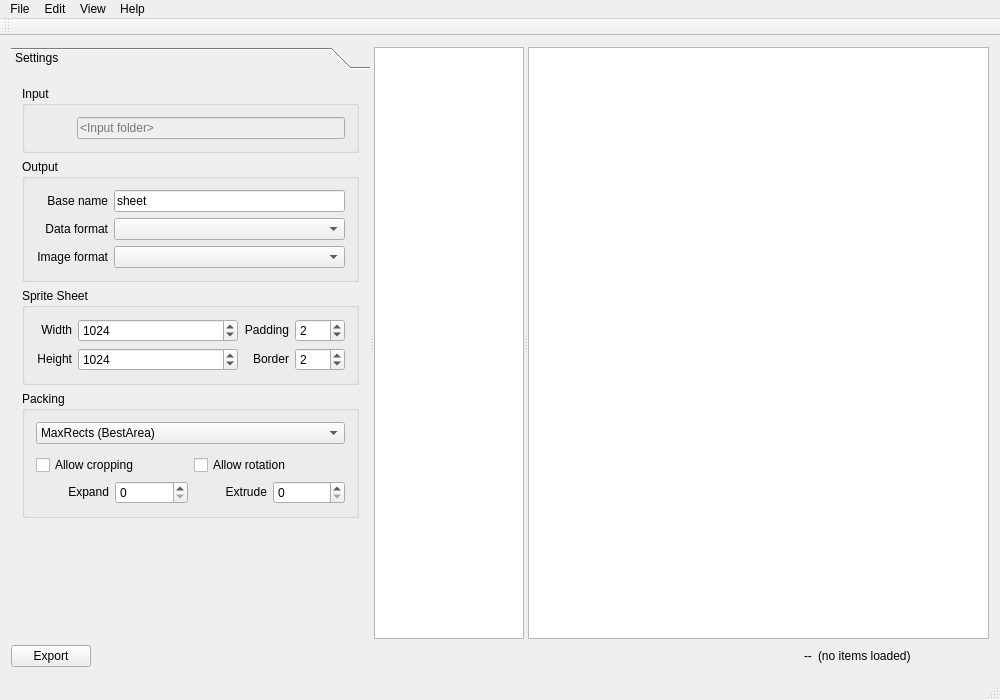
Qt form mainwindow.ui (bazgt/SpriteBuncher) before a commit.
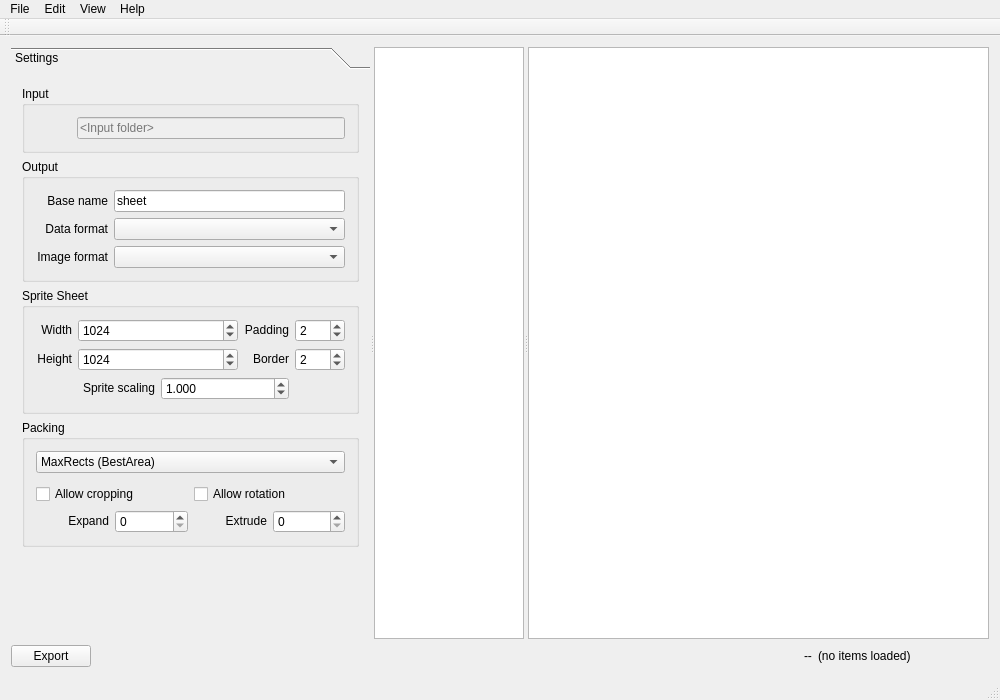
The same form after that commit. Icons and pictures are not drawn.

Commit message:
Added sprite scaling.
Similar to sprite expanding, it scales the pixmap just before packing.

Patch:
```diff
--- a/mainwindow.ui
+++ b/mainwindow.ui
@@ -39,7 +39,7 @@
           <x>0</x>
           <y>0</y>
           <width>296</width>
-          <height>523</height>
+          <height>525</height>
          </rect>
         </property>
         <attribute name="label">
@@ -185,7 +185,7 @@
               </property>
              </widget>
             </item>
-            <item row="0" column="1">
+            <item row="0" column="1" colspan="2">
              <widget class="QSpinBox" name="widthSpinBox">
               <property name="sizePolicy">
                <sizepolicy hsizetype="Minimum" vsizetype="Fixed">
@@ -204,7 +204,7 @@
               </property>
              </widget>
             </item>
-            <item row="0" column="2">
+            <item row="0" column="3">
              <widget class="QLabel" name="label_2">
               <property name="toolTip">
                <string>&lt;html&gt;&lt;head/&gt;&lt;body&gt;&lt;p&gt;Pixel gap between sprites&lt;/p&gt;&lt;/body&gt;&lt;/html&gt;</string>
@@ -214,7 +214,7 @@
               </property>
              </widget>
             </item>
-            <item row="0" column="3">
+            <item row="0" column="4">
              <widget class="QSpinBox" name="paddingSpinBox">
               <property name="sizePolicy">
                <sizepolicy hsizetype="Minimum" vsizetype="Fixed">
@@ -246,7 +246,7 @@
               </property>
              </widget>
             </item>
-            <item row="1" column="1">
+            <item row="1" column="1" colspan="2">
              <widget class="QSpinBox" name="heightSpinBox">
               <property name="sizePolicy">
                <sizepolicy hsizetype="Minimum" vsizetype="Fixed">
@@ -265,7 +265,7 @@
               </property>
              </widget>
             </item>
-            <item row="1" column="2">
+            <item row="1" column="3">
              <widget class="QLabel" name="label_3">
               <property name="toolTip">
                <string>&lt;html&gt;&lt;head/&gt;&lt;body&gt;&lt;p&gt;Border pixels around main sheet&lt;/p&gt;&lt;/body&gt;&lt;/html&gt;</string>
@@ -275,7 +275,7 @@
               </property>
              </widget>
             </item>
-            <item row="1" column="3">
+            <item row="1" column="4">
              <widget class="QSpinBox" name="borderSpinBox">
               <property name="sizePolicy">
                <sizepolicy hsizetype="Minimum" vsizetype="Fixed">
@@ -297,6 +297,32 @@
               </property>
              </widget>
             </item>
+            <item row="2" column="0" colspan="2">
+             <widget class="QLabel" name="label_5">
+              <property name="text">
+               <string>&lt;html&gt;&lt;head/&gt;&lt;body&gt;&lt;p align=&quot;right&quot;&gt;Sprite scaling&lt;/p&gt;&lt;/body&gt;&lt;/html&gt;</string>
+              </property>
+             </widget>
+            </item>
+            <item row="2" column="2" colspan="2">
+             <widget class="QDoubleSpinBox" name="scalingSpinBox">
+              <property name="prefix">
+               <string/>
+              </property>
+              <property name="decimals">
+               <number>3</number>
+              </property>
+              <property name="minimum">
+               <double>0.100000000000000</double>
+              </property>
+              <property name="singleStep">
+               <double>0.100000000000000</double>
+              </property>
+              <property name="value">
+               <double>1.000000000000000</double>
+              </property>
+             </widget>
+            </item>
            </layout>
           </widget>
          </item>
```
Left out of the diff: 31 changed lines with no effect on the pictures. The commit also changes 6 other files.
